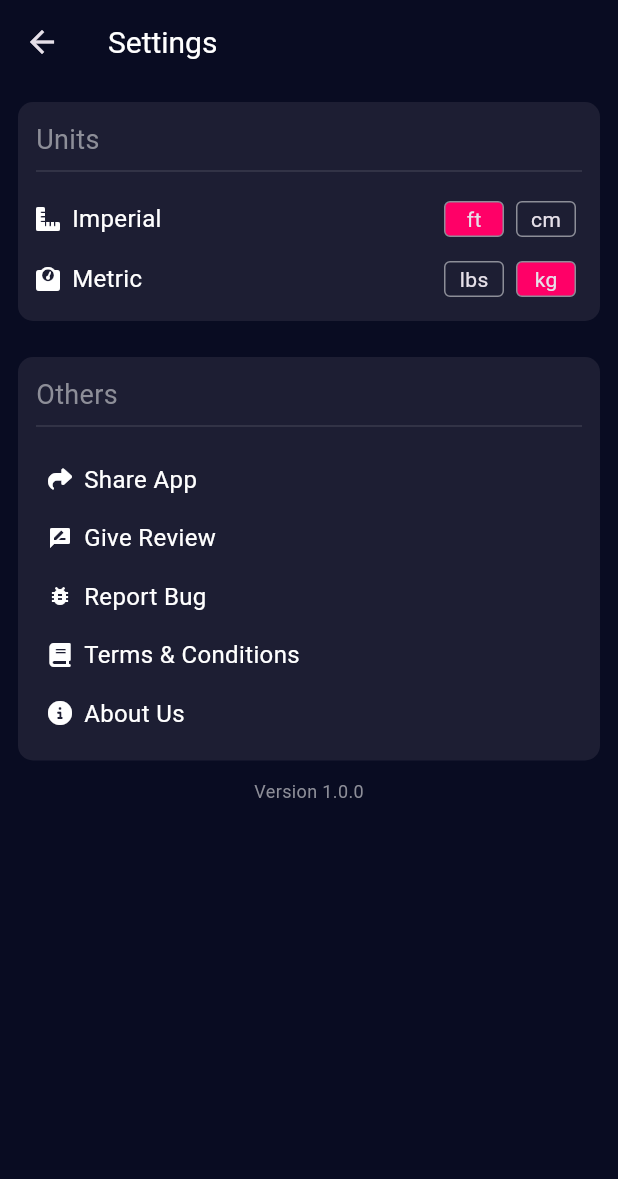
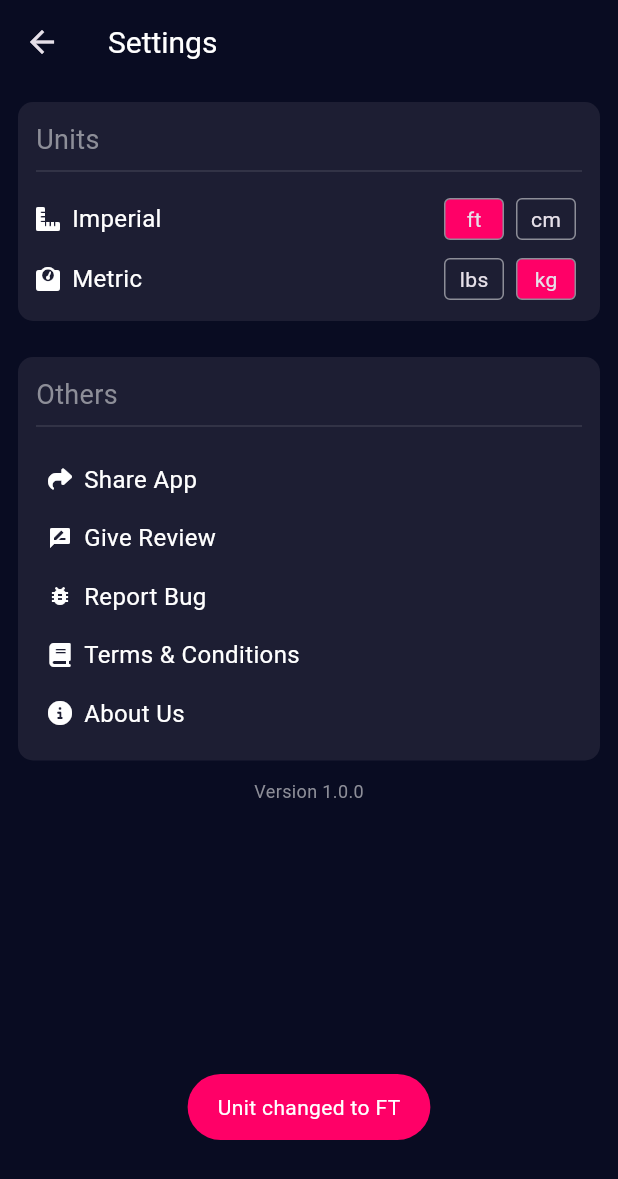
Before and after one commit to KayesAshfaQ/bmi-calculator-flutter, a Flutter app: the SettingsPage screen opened directly, after a tap on "ft", on a phone screen of 412 x 824 dp. Shown: the top 1179 px of the screen. Run offline on Flutter 3.47's test engine with Material 3 defaults, Android fonts, the phone set to English and light mode, and no system bars; our stand-ins replace fluttertoast, font_awesome_flutter, shared_preferences, webview_flutter; accounts and stored records are empty.

Commit message:
chore: implement toast and ripple effect on on UnitSelection in setting

```diff
--- a/lib/components/ripple_view.dart
+++ b/lib/components/ripple_view.dart
@@ -1,5 +1,5 @@
-import 'package:bmi_calculator/constants.dart';
 import 'package:flutter/material.dart';
+import '../constants.dart';
 
 class RippleView extends StatelessWidget {
   /// `RippleView` is a stateless widget that provides a ripple effect on tap.
@@ -49,6 +49,7 @@ class RippleView extends StatelessWidget {
   @override
   Widget build(BuildContext context) {
     final widget = Material(
+
       elevation: elevation,
       color: color,
       borderRadius: BorderRadius.circular(4),
--- a/lib/components/unit_selection_widget.dart
+++ b/lib/components/unit_selection_widget.dart
@@ -1,6 +1,7 @@
 import 'package:flutter/material.dart';
 
 import '../constants.dart';
+import 'ripple_view.dart';
 
 class UnitSelectionWidget<T> extends StatefulWidget {
   final String label;
@@ -51,12 +52,15 @@ class _UnitSelectionWidgetState<T> extends State<UnitSelectionWidget<T>> {
             itemCount: widget.items.length,
             itemBuilder: (context, index) {
               bool isSelected = widget.selectedItem == widget.items[index];
-              return InkWell(
+              return Padding(
+                padding: const EdgeInsets.symmetric(vertical: 2, horizontal: 4),
+                child: RippleView(
+                  padding: 0,
+                  rippleColor: kColorBottomContainer,
                   onTap: () {
                     widget.onTap?.call(widget.items[index]);
                   },
                   child: Container(
-                  margin: const EdgeInsets.all(4),
                     constraints: BoxConstraints(
                       minWidth: width,
                       minHeight: height,
@@ -74,6 +78,7 @@ class _UnitSelectionWidgetState<T> extends State<UnitSelectionWidget<T>> {
                     ),
                     child: Text(widget.items[index].toString().split('.').last),
                   ),
+                ),
               );
               // return Text(imperialUnits[index].toString().split('.').last);
             },
--- a/lib/controllers/settings_controller.dart
+++ b/lib/controllers/settings_controller.dart
@@ -1,3 +1,6 @@
+import 'package:bmi_calculator/constants.dart';
+import 'package:fluttertoast/fluttertoast.dart';
+
 enum Imperial { ft, cm }
 
 enum Metric { lbs, kg }
@@ -31,4 +34,15 @@ class SettingsController {
   List<Metric> getMetricUnits() {
     return Metric.values;
   }
+
+  void showToast(String message) {
+    // cancel previous toast if available
+    Fluttertoast.cancel();
+
+    // shows new toast
+    Fluttertoast.showToast(
+      msg: message,
+      backgroundColor: kColorBottomContainer,
+    );
+  }
 }
--- a/lib/pages/settings_page.dart
+++ b/lib/pages/settings_page.dart
@@ -19,20 +19,9 @@ class SettingsPage extends StatefulWidget {
 class _SettingsPageState extends State<SettingsPage> {
   late SettingsController settingsController;
 
-  late List<Imperial> imperialUnits;
-  late List<Metric> metricUnits;
-
-  late Imperial selectedImperial;
-  late Metric selectedMetric;
-
   @override
   void initState() {
     settingsController = SettingsController();
-    imperialUnits = settingsController.getImperialUnits();
-    metricUnits = settingsController.getMetricUnits();
-
-    selectedImperial = settingsController.selectedImperial;
-    selectedMetric = settingsController.selectedMetric;
     super.initState();
   }
 
@@ -60,26 +49,28 @@ class _SettingsPageState extends State<SettingsPage> {
                   UnitSelectionWidget<Imperial>(
                     label: 'Imperial',
                     icon: FontAwesomeIcons.rulerCombined,
-                    items: imperialUnits,
-                    selectedItem: selectedImperial,
+                    items: settingsController.getImperialUnits(),
+                    selectedItem: settingsController.selectedImperial,
                     onTap: (val) {
                       setState(() {
-                        selectedImperial = val;
+                        settingsController.selectedImperial = val;
                       });
-                      debugPrint(selectedImperial.toString());
+                      settingsController.showToast('Unit changed to ${settingsController.getImperial()}');
+                      debugPrint(settingsController.selectedImperial.toString());
                     },
                   ),
                   const SizedBox(height: 8.0),
                   UnitSelectionWidget<Metric>(
                     label: 'Metric',
-                    icon: FontAwesomeIcons.weight,
-                    items: metricUnits,
-                    selectedItem: selectedMetric,
+                    icon: FontAwesomeIcons.weightScale,
+                    items: settingsController.getMetricUnits(),
+                    selectedItem: settingsController.selectedMetric,
                     onTap: (val) {
                       setState(() {
-                        selectedMetric = val;
+                        settingsController.selectedMetric = val;
                       });
-                      debugPrint(selectedImperial.toString());
+                      settingsController.showToast('Unit changed to ${settingsController.getMetric()}');
+                      debugPrint(settingsController.selectedMetric.toString());
                     },
                   )
                 ],
@@ -118,14 +109,24 @@ class _SettingsPageState extends State<SettingsPage> {
                     'Terms & Conditions',
                     FontAwesomeIcons.book,
                     onTap: () {
-                      Navigator.push(context, MaterialPageRoute(builder: (context) => const TermsConditions()));
+                      Navigator.push(
+                        context,
+                        MaterialPageRoute(
+                          builder: (context) => const TermsConditions(),
+                        ),
+                      );
                     },
                   ),
                   settingItem(
                     'About Us',
-                    FontAwesomeIcons.infoCircle,
+                    FontAwesomeIcons.circleInfo,
                     onTap: () {
-                      Navigator.push(context, MaterialPageRoute(builder: (context) => const AboutPage()));
+                      Navigator.push(
+                        context,
+                        MaterialPageRoute(
+                          builder: (context) => const AboutPage(),
+                        ),
+                      );
                     },
                   ),
                 ],
--- a/pubspec.yaml
+++ b/pubspec.yaml
@@ -22,6 +22,9 @@ dependencies:
 
   # cache local data
   shared_preferences: ^2.3.2
+
+  # shows toast
+  fluttertoast: ^8.2.8
 
 dev_dependencies:
   flutter_test:
```
Also changed, not shown: pubspec.lock, 1 other file. Lines whose indentation alone changed are shown as unchanged.
